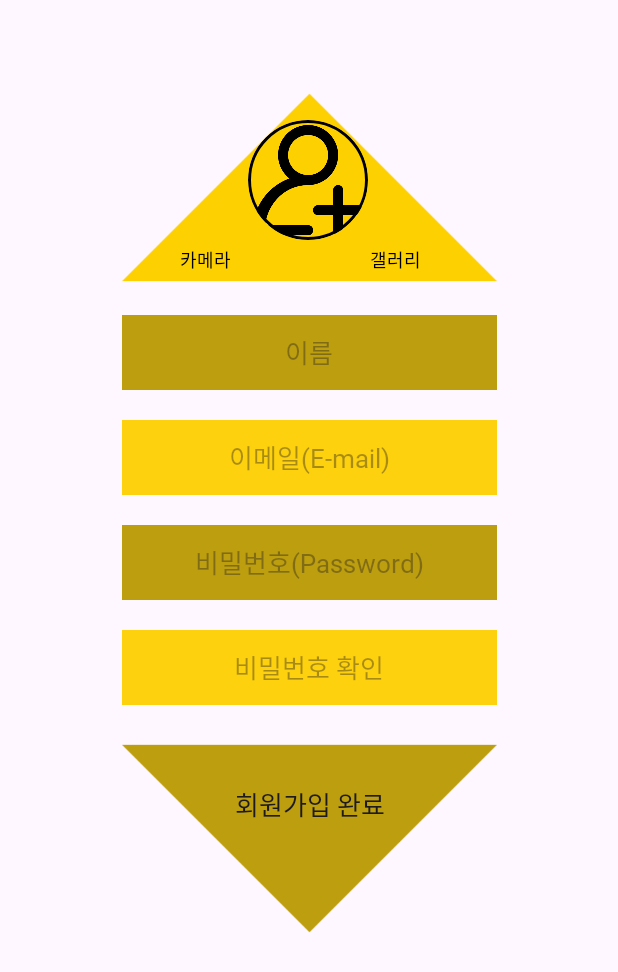
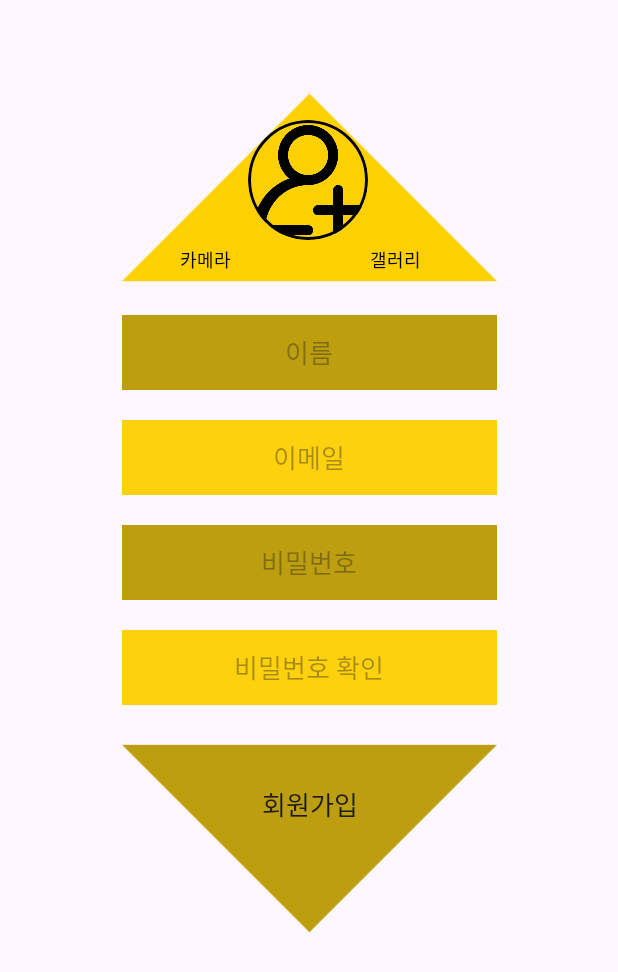
Before and after one commit to onecoin789/TeamProject_sns, an Android app: the JoinActivity screen opened directly, with no data from a screen before it, on a phone screen of 412 x 824 dp. Shown: the top 972 px of the screen. Run offline under Robolectric (Android 15) with nearby library versions, the phone set to English and light mode, and no system bars; pictures from the network do not load.

Commit message:
[Style] strings.xml

```diff
--- a/app/src/main/res/layout/activity_detail.xml
+++ b/app/src/main/res/layout/activity_detail.xml
@@ -53,7 +53,7 @@
             android:layout_width="wrap_content"
             android:layout_height="wrap_content"
             android:layout_marginTop="30dp"
-            android:text="e-mail"
+            android:text="@string/signIn_email"
             android:fontFamily="@font/skybori"
             android:textSize="22sp"
             android:textStyle="bold"
@@ -86,7 +86,7 @@
             android:layout_marginBottom="30dp"
             android:background="@drawable/border"
             android:gravity="top|left"
-            android:hint="    설명"
+            android:hint="@string/detail_description"
             android:inputType="text|textMultiLine"
             android:lines="20"
             android:scrollbars="vertical"
--- a/app/src/main/res/layout/activity_login.xml
+++ b/app/src/main/res/layout/activity_login.xml
@@ -43,7 +43,7 @@
         android:layout_height="50dp"
         android:layout_marginTop="40dp"
         android:layout_marginBottom="20dp"
-        android:hint="@string/signIn_id"
+        android:hint="@string/signIn_email"
         android:textSize="18sp"
         android:fontFamily="@font/skybori"
         android:inputType="textEmailAddress"
@@ -72,7 +72,7 @@
         android:layout_height="wrap_content"
         android:layout_marginTop="40dp"
         android:background="@drawable/btn_yellow"
-        android:text="로그인"
+        android:text="@string/signIn_login"
         android:fontFamily="@font/skybori"
         android:textSize="21sp"
         app:layout_constraintEnd_toEndOf="parent"
--- a/app/src/main/res/layout/activity_main.xml
+++ b/app/src/main/res/layout/activity_main.xml
@@ -49,7 +49,7 @@
             android:layout_width="wrap_content"
             android:layout_height="wrap_content"
             android:layout_marginEnd="10dp"
-            android:text="로그아웃"
+            android:text="@string/main_logOut"
             android:textSize="18dp"
             android:fontFamily="@font/skybori"
             app:layout_constraintBottom_toBottomOf="@+id/logoBtn"
@@ -60,7 +60,7 @@
             android:id="@+id/email"
             android:layout_width="wrap_content"
             android:layout_height="wrap_content"
-            android:text="email"
+            android:text="@string/signIn_email"
             android:textStyle="bold"
             android:fontFamily="@font/skybori"
             app:layout_constraintBottom_toBottomOf="@+id/toplayout"
@@ -126,7 +126,7 @@
                     android:layout_height="wrap_content"
                     android:layout_marginTop="5dp"
                     android:layout_marginBottom="5dp"
-                    android:text="고은별"
+                    android:text="@string/main_sampleName"
                     android:textSize="17dp"
                     android:fontFamily="@font/skybori"
                     android:src="@drawable/addicon"
--- a/app/src/main/res/layout/activity_my_page.xml
+++ b/app/src/main/res/layout/activity_my_page.xml
@@ -42,7 +42,7 @@
             android:layout_height="wrap_content"
             android:layout_marginStart="0dp"
             android:layout_marginTop="30dp"
-            android:text="이름"
+            android:text="@string/signUp_name"
             android:fontFamily="@font/skybori"
             android:textSize="32sp"
             app:layout_constraintEnd_toEndOf="parent"
@@ -54,7 +54,7 @@
             android:layout_width="wrap_content"
             android:layout_height="wrap_content"
             android:layout_marginTop="10dp"
-            android:text="e_mail"
+            android:text="@string/signIn_email"
             android:fontFamily="@font/skybori"
             android:textSize="22sp"
             app:layout_constraintEnd_toEndOf="parent"
--- a/app/src/main/res/layout/activity_sign_up.xml
+++ b/app/src/main/res/layout/activity_sign_up.xml
@@ -14,7 +14,7 @@
         android:background="@drawable/border2"
         android:ems="10"
         android:gravity="center"
-        android:hint="이름"
+        android:hint="@string/signUp_name"
         android:fontFamily="@font/skybori"
         android:inputType="text"
         android:textSize="17sp"
@@ -31,7 +31,7 @@
         android:background="@drawable/border1"
         android:ems="10"
         android:gravity="center"
-        android:hint="이메일(E-mail)"
+        android:hint="@string/signIn_email"
         android:fontFamily="@font/skybori"
         android:inputType="text"
         android:textSize="17sp"
@@ -47,7 +47,7 @@
         android:background="@drawable/border2"
         android:ems="10"
         android:gravity="center"
-        android:hint="비밀번호(Password)"
+        android:hint="@string/signIn_pw"
         android:inputType="textPassword"
         android:fontFamily="@font/skybori"
         android:textSize="17sp"
@@ -62,7 +62,7 @@
         android:layout_marginTop="10dp"
         android:layout_marginBottom="55dp"
         android:background="@drawable/border2"
-        android:text="회원가입 완료"
+        android:text="@string/signIn_signup"
         android:fontFamily="@font/skybori"
         android:textSize="17sp"
         app:layout_constraintBottom_toBottomOf="@+id/imageView10"
@@ -78,7 +78,7 @@
         android:background="@drawable/border1"
         android:ems="10"
         android:gravity="center"
-        android:hint="비밀번호 확인"
+        android:hint="@string/signUp_checkPw"
         android:inputType="textPassword"
         android:fontFamily="@font/skybori"
         android:textSize="17sp"
@@ -136,7 +136,7 @@
         android:layout_marginTop="4dp"
         android:layout_marginRight="10dp"
         android:backgroundTint="@color/yellow"
-        android:text="카메라"
+        android:text="@string/signUp_camera"
         android:fontFamily="@font/skybori"
         android:textColor="@color/black"
         android:textSize="12sp"
@@ -152,7 +152,7 @@
         android:layout_marginLeft="10dp"
         android:layout_marginEnd="115dp"
         android:backgroundTint="@color/yellow"
-        android:text="갤러리"
+        android:text="@string/signUp_gallery"
         android:fontFamily="@font/skybori"
         android:textColor="@color/black"
         android:textSize="12sp"
--- a/app/src/main/res/layout/rv_item.xml
+++ b/app/src/main/res/layout/rv_item.xml
@@ -16,7 +16,7 @@
         android:layout_width="100dp"
         android:gravity="center"
         android:layout_height="wrap_content"
-        android:text="text"
+        android:text="@string/item_text"
         android:textStyle="bold"
         app:layout_constraintTop_toBottomOf="@id/img_main"
         app:layout_constraintStart_toStartOf="@+id/img_main"
--- a/app/src/main/res/layout/rv_mainboard.xml
+++ b/app/src/main/res/layout/rv_mainboard.xml
@@ -48,7 +48,7 @@
             android:layout_marginStart="50dp"
             android:layout_marginEnd="48dp"
             android:textSize="17sp"
-            android:text="한줄평"
+            android:text="@string/maingBoard_comment"
 
             app:layout_constraintBottom_toBottomOf="parent"
             app:layout_constraintEnd_toEndOf="parent"
--- a/app/src/main/res/layout/rv_mypage_item.xml
+++ b/app/src/main/res/layout/rv_mypage_item.xml
@@ -22,7 +22,7 @@
         android:id="@+id/text_Item_Mail"
         android:layout_width="wrap_content"
         android:layout_height="wrap_content"
-        android:text="email"
+        android:text="@string/signIn_email"
         android:textStyle="bold"
         android:textSize="22sp"
         android:fontFamily="@font/skybori"
@@ -35,7 +35,7 @@
         android:id="@+id/text_Item_Text"
         android:layout_width="wrap_content"
         android:layout_height="wrap_content"
-        android:text="text"
+        android:text="@string/item_text"
         android:fontFamily="@font/skybori"
         android:textSize="18sp"
         android:layout_marginEnd="50dp"
--- a/app/src/main/res/values/strings.xml
+++ b/app/src/main/res/values/strings.xml
@@ -13,15 +13,35 @@
     <string name="exist_email">다른 사용자가 사용하고 있는 이메일 입니다.</string>
 
     <!--layout-->
-    <string name="start_title" translatable="false">TIL :</string>
-    <string name="til" translatable="false">Today I Learned</string>
-
     <!--login-->
-    <string name="signIn_id">이메일</string>
+    <string name="signIn_email">이메일</string>
     <string name="signIn_pw">비밀번호</string>
     <string name="signIn_login">로그인</string>
     <string name="signIn_signup">회원가입</string>
     <string name="signIn_account">계정이 없으신가요?</string>
+    <string name="start_title" translatable="false">TIL :</string>
+    <string name="til" translatable="false">Today I Learned</string>
+
+    <!--signUp-->
+    <string name="signUp_name">이름</string>
+    <string name="signUp_checkPw">비밀번호 확인</string>
+    <string name="signUp_camera">카메라</string>
+    <string name="signUp_gallery">갤러리</string>
+
+    <!--main-->
+    <string name="main_logOut">로그아웃</string>
+    <string name="main_sampleName" translatable="false">고은별</string>
+
+    <!--detail-->
+    <string name="detail_description">"   설명"</string>
+
+    <!--item-->
+    <string name="item_text" translatable="false">text</string>
+
+    <!--mainBoard-->
+    <string name="maingBoard_comment">한줄평</string>
+
+
 
 
 </resources>
--- a/build.gradle.kts
+++ b/build.gradle.kts
@@ -1,5 +1,5 @@
 // Top-level build file where you can add configuration options common to all sub-projects/modules.
 plugins {
-    id("com.android.application") version "8.3.0" apply false
+    id("com.android.application") version "8.2.2" apply false
     id("org.jetbrains.kotlin.android") version "1.9.22" apply false
 }
```
Also changed, not shown: 1 other file.
